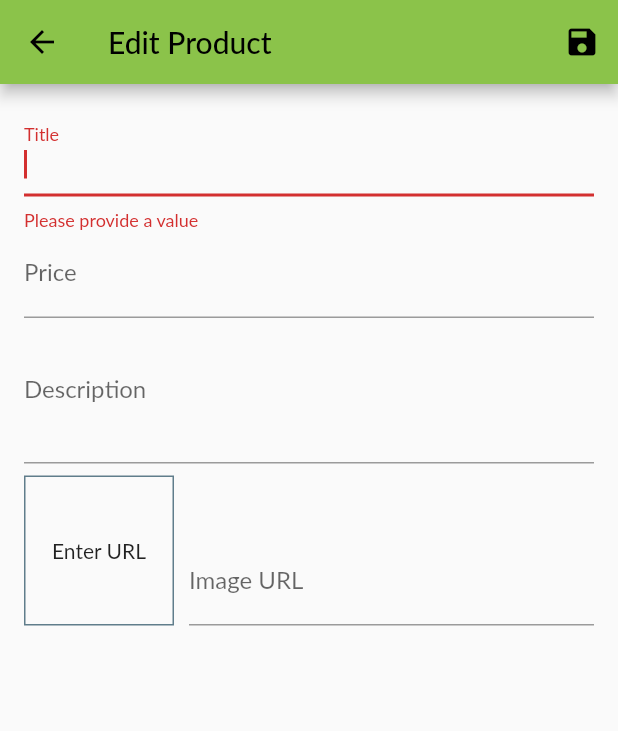
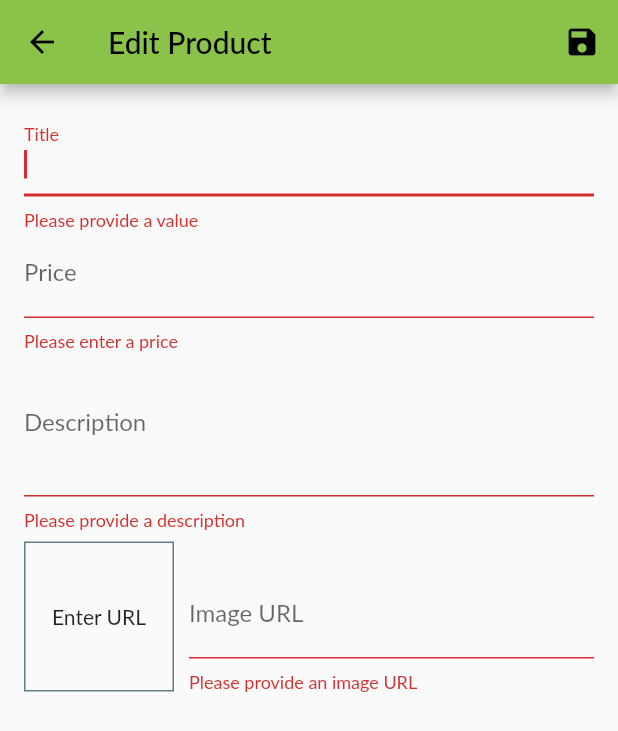
Before and after one commit to aspesivtsev/shop, a Flutter app: the EditProductScreen screen opened by its route, after a tap on the "save" icon, on a phone screen of 412 x 824 dp. Shown: the top 731 px of the screen. Run offline on Flutter 3.47's test engine with Material 2 defaults, Android fonts, the phone set to English and light mode, and no system bars; network calls fail; Roboto replaces fonts that are missing (Lato).

Commit message:
adding product works

```diff
--- a/lib/screens/edit_product_screen.dart
+++ b/lib/screens/edit_product_screen.dart
@@ -1,5 +1,7 @@
 import 'package:flutter/material.dart';
 import '../providers/product.dart';
+import '../providers/products.dart';
+import 'package:provider/provider.dart';
 
 class EditProductScreen extends StatefulWidget {
   static const routeName = '/edit-product';
@@ -46,6 +48,14 @@ class _EditProductScreenState extends State<EditProductScreen> {
   ///в превью в моменте перевода фокуса
   void _updateImageUrl() {
     if (!_imageUrlFocusNode.hasFocus) {
+      /// тут мы проверяем ряд условий для того, чтобы не отображать превью картинки, если адрес картинки не верный
+      if ((_imageUrlController.text.startsWith('http') &&
+              _imageUrlController.text.startsWith('https')) ||
+          (_imageUrlController.text.endsWith('.png') &&
+              _imageUrlController.text.endsWith('.jpg') &&
+              _imageUrlController.text.endsWith('.jpeg'))) {
+        return;
+      }
       setState(() {});
     }
   }
@@ -59,7 +69,10 @@ class _EditProductScreenState extends State<EditProductScreen> {
       return;
     }
     _form.currentState!.save();
-    //print(_editedProduct.id);
+    Provider.of<Products>(context, listen: false).addProduct(_editedProduct);
+    Navigator.of(context).pop();
+
+    print(_editedProduct.id);
     print(_editedProduct.title);
     print(_editedProduct.description);
     print(_editedProduct.price);
@@ -143,6 +156,18 @@ class _EditProductScreenState extends State<EditProductScreen> {
                       price: double.parse(value!),
                       imageUrl: _editedProduct.imageUrl);
                 },
+                validator: (value) {
+                  if (value!.isEmpty) {
+                    return 'Please enter a price';
+                  }
+                  if (double.tryParse(value) == null) {
+                    return 'Please enter a valid number';
+                  }
+                  if (double.parse(value) <= 0) {
+                    return 'Price cannot be 0';
+                  }
+                  return null;
+                },
               ),
               TextFormField(
                 decoration: InputDecoration(labelText: 'Description'),
@@ -156,6 +181,15 @@ class _EditProductScreenState extends State<EditProductScreen> {
                       description: value!,
                       price: _editedProduct.price,
                       imageUrl: _editedProduct.imageUrl);
+                },
+                validator: (value) {
+                  if (value!.isEmpty) {
+                    return 'Please provide a description';
+                  }
+                  if (value.length < 10) {
+                    return 'Should be at least 10 characters long';
+                  }
+                  return null;
                 },
               ),
               Row(
@@ -201,6 +235,21 @@ class _EditProductScreenState extends State<EditProductScreen> {
                             price: _editedProduct.price,
                             imageUrl: value!);
                       },
+                      validator: (value) {
+                        if (value!.isEmpty) {
+                          return 'Please provide an image URL';
+                        }
+                        if (!value.startsWith('http') &&
+                            !value.startsWith('https')) {
+                          return 'Please enter valid URL';
+                        }
+                        if (!value.endsWith('.png') &&
+                            !value.endsWith('.jpg') &&
+                            !value.endsWith('.jpeg')) {
+                          return 'Please enter valid URL for a picture file';
+                        }
+                        return null;
+                      },
                     ),
                   )
                 ],
```
Also changed, not shown: lib/providers/products.dart (+9 -2 lines).
